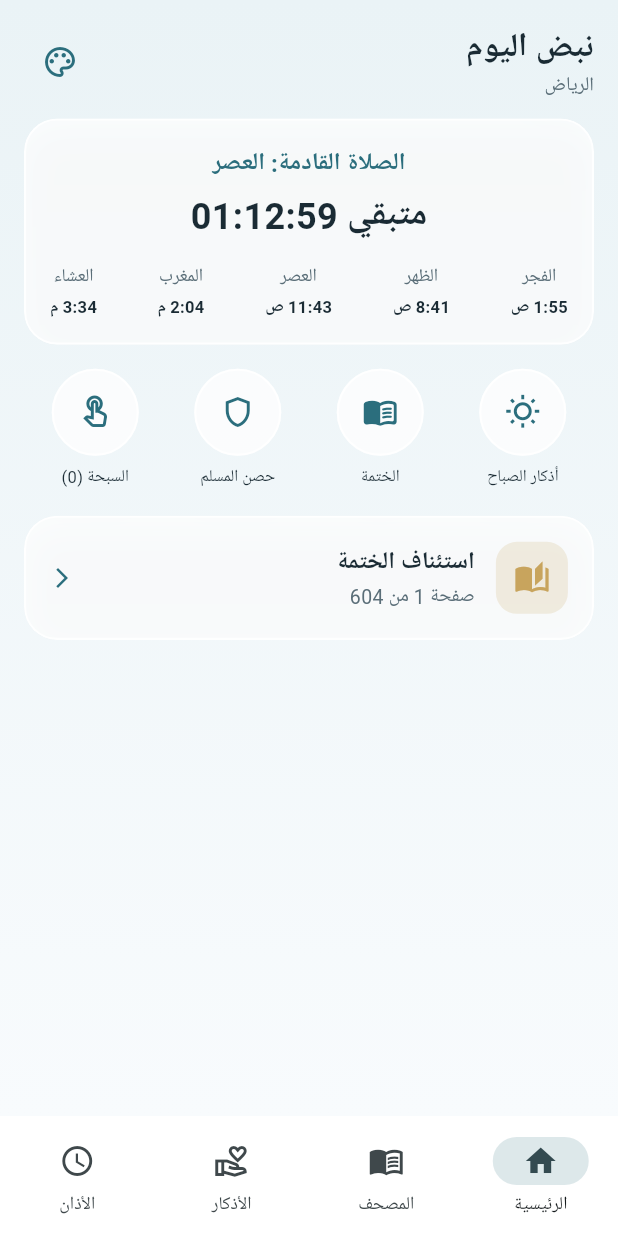
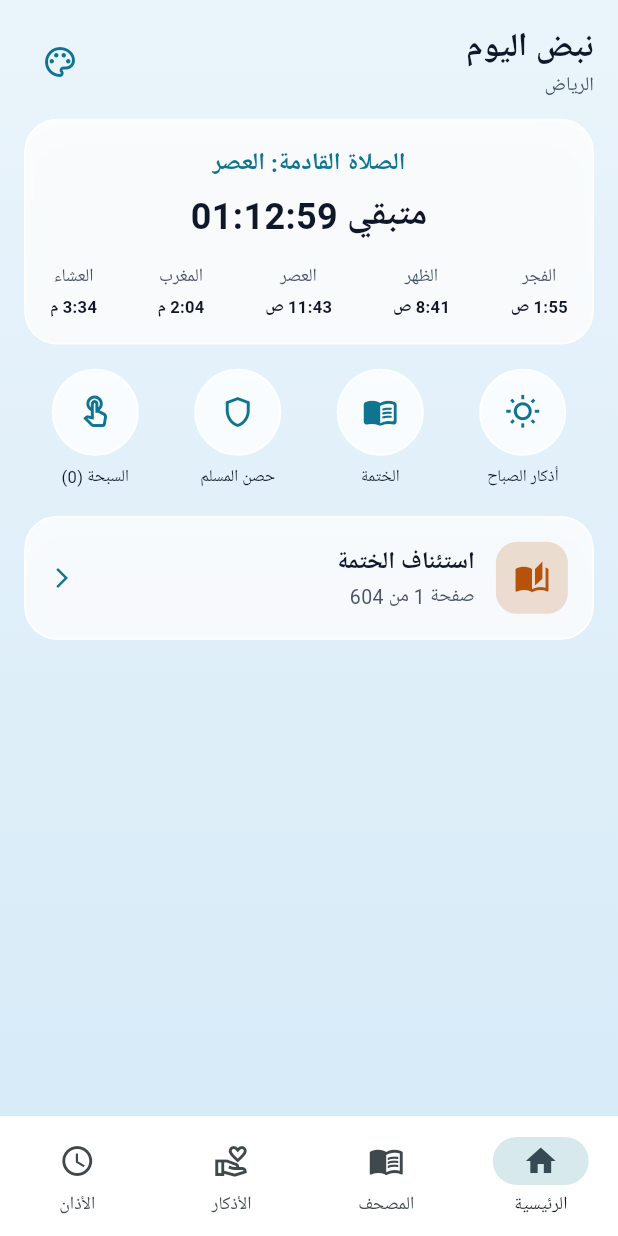
Before and after one commit to 5-boopfav/Quran-, a Flutter app: the screen it shows after launch, on a phone screen of 412 x 824 dp. Run offline on Flutter 3.47's test engine with Material 3 defaults, Android fonts, the phone set to English and light mode, and no system bars; our stand-ins replace adhan, geolocator, shared_preferences; network calls fail.

Commit message:
Refactor theme models and update palette styles

```diff
--- a/lib/core/theme/theme_models.dart
+++ b/lib/core/theme/theme_models.dart
@@ -1,15 +1,15 @@
 import 'package:flutter/material.dart';
 
 enum AppThemeStyle {
-  skyLight,   // السماوي المشرق (الأساسي للشكل 2)
-  warmPaper,  // الورقي الدافئ
-  glassNight, // الليلي الزجاجي
+  skyLight,
+  warmPaper,
+  glassNight,
 }
 
 enum MushafPageThemeStyle {
-  classicCream, // ورق المصحف الكلاسيكي
-  brightWhite,  // ورق ناصع مشرق
-  nightMode,    // الوضع الليلي للمصحف
+  classicCream,
+  brightPaper,
+  nightReading,
 }
 
 class AppThemePalette {
@@ -17,10 +17,10 @@ class AppThemePalette {
   final bool isDark;
   final Color backgroundStart;
   final Color backgroundEnd;
+  final Color glassFill;
+  final Color glassBorder;
   final Color primaryColor;
   final Color accentGold;
-  final Color glassFill;
-  final Color glassBorder;
   final Color textPrimary;
   final Color textSecondary;
 
@@ -29,117 +29,100 @@ class AppThemePalette {
     required this.isDark,
     required this.backgroundStart,
     required this.backgroundEnd,
+    required this.glassFill,
+    required this.glassBorder,
     required this.primaryColor,
     required this.accentGold,
-    required this.glassFill,
-    required this.glassBorder,
     required this.textPrimary,
     required this.textSecondary,
   });
 
-  static const AppThemePalette skyLight = AppThemePalette(
-    name: 'السماوي المشرق',
-    isDark: false,
-    backgroundStart: Color(0xFFEAF3F6),
-    backgroundEnd: Color(0xFFF8FBFD),
-    primaryColor: Color(0xFF2B6E7D),
-    accentGold: Color(0xFFC8A45D),
-    glassFill: Color(0xB8FFFFFF),
-    glassBorder: Color(0xE6FFFFFF),
-    textPrimary: Color(0xFF1A2B34),
-    textSecondary: Color(0xFF5A6E78),
-  );
-
-  static const AppThemePalette warmPaper = AppThemePalette(
-    name: 'الورقي الدافئ',
-    isDark: false,
-    backgroundStart: Color(0xFFF5EFE2),
-    backgroundEnd: Color(0xFFFCF9F2),
-    primaryColor: Color(0xFF4A6B5D),
-    accentGold: Color(0xFFB88B3A),
-    glassFill: Color(0xC2FFFDF8),
-    glassBorder: Color(0xE6FFF8E7),
-    textPrimary: Color(0xFF26231E),
-    textSecondary: Color(0xFF696154),
-  );
-
-  static const AppThemePalette glassNight = AppThemePalette(
-    name: 'الليلي الزجاجي',
-    isDark: true,
-    backgroundStart: Color(0xFF0D1821),
-    backgroundEnd: Color(0xFF152634),
-    primaryColor: Color(0xFF56A3B6),
-    accentGold: Color(0xFFD6B268),
-    glassFill: Color(0x26FFFFFF),
-    glassBorder: Color(0x38FFFFFF),
-    textPrimary: Color(0xFFF2F6F8),
-    textSecondary: Color(0xFFA4B7C2),
-  );
-
-  static AppThemePalette fromStyle(AppThemeStyle style) {
+  factory AppThemePalette.fromStyle(AppThemeStyle style) {
     switch (style) {
       case AppThemeStyle.skyLight:
-        return skyLight;
+        return const AppThemePalette(
+          name: 'السماء المشرقة (Sky Light)',
+          isDark: false,
+          backgroundStart: Color(0xFFEAF4FB),
+          backgroundEnd: Color(0xFFD7EBF8),
+          glassFill: Color(0xCCFFFFFF),
+          glassBorder: Color(0x99FFFFFF),
+          primaryColor: Color(0xFF0E7490),
+          accentGold: Color(0xFFB45309),
+          textPrimary: Color(0xFF0F172A),
+          textSecondary: Color(0xFF475569),
+        );
       case AppThemeStyle.warmPaper:
-        return warmPaper;
+        return const AppThemePalette(
+          name: 'الورق الدافئ (Warm Paper)',
+          isDark: false,
+          backgroundStart: Color(0xFFFAF4E8),
+          backgroundEnd: Color(0xFFF1E4CE),
+          glassFill: Color(0xCCFFFDF9),
+          glassBorder: Color(0x99FFFFFF),
+          primaryColor: Color(0xFF15803D),
+          accentGold: Color(0xFFA16207),
+          textPrimary: Color(0xFF1C1917),
+          textSecondary: Color(0xFF57534E),
+        );
       case AppThemeStyle.glassNight:
-        return glassNight;
+        return const AppThemePalette(
+          name: 'الليل الزجاجي (Glass Night)',
+          isDark: true,
+          backgroundStart: Color(0xFF0B1722),
+          backgroundEnd: Color(0xFF132636),
+          glassFill: Color(0x661E3548),
+          glassBorder: Color(0x44FFFFFF),
+          primaryColor: Color(0xFF22D3EE),
+          accentGold: Color(0xFFFBBF24),
+          textPrimary: Color(0xFFF8FAFC),
+          textSecondary: Color(0xFFCBD5E1),
+        );
     }
   }
 }
 
 class MushafPagePalette {
   final String name;
-  final bool isDark;
   final Color pageBackground;
+  final Color quranTextColor;
+  final Color headerFooterColor;
   final Color borderGold;
-  final Color headerFooterColor;
-  final Color quranTextColor;
 
   const MushafPagePalette({
     required this.name,
-    required this.isDark,
     required this.pageBackground,
+    required this.quranTextColor,
+    required this.headerFooterColor,
     required this.borderGold,
-    required this.headerFooterColor,
-    required this.quranTextColor,
   });
 
-  static const MushafPagePalette classicCream = MushafPagePalette(
-    name: 'ورق المصحف الكلاسيكي',
-    isDark: false,
-    pageBackground: Color(0xFFFAF2DC),
-    borderGold: Color(0xFFC49A45),
-    headerFooterColor: Color(0xFF6F5B35),
-    quranTextColor: Color(0xFF1E1A14),
-  );
-
-  static const MushafPagePalette brightWhite = MushafPagePalette(
-    name: 'ورق ناصع مشرق',
-    isDark: false,
-    pageBackground: Color(0xFFFFFFFF),
-    borderGold: Color(0xFFB89652),
-    headerFooterColor: Color(0xFF52636B),
-    quranTextColor: Color(0xFF141C20),
-  );
-
-  static const MushafPagePalette nightMode = MushafPagePalette(
-    name: 'الوضع الليلي للمصحف',
-    isDark: true,
-    pageBackground: Color(0xFF141C22),
-    borderGold: Color(0xFF9C7E3E),
-    headerFooterColor: Color(0xFF9BB0BC),
-    quranTextColor: Color(0xFFEDE6D6),
-  );
-
-  static MushafPagePalette fromStyle(MushafPageThemeStyle style) {
+  factory MushafPagePalette.fromStyle(MushafPageThemeStyle style) {
     switch (style) {
       case MushafPageThemeStyle.classicCream:
-        return classicCream;
-      case MushafPageThemeStyle.brightWhite:
-        return brightWhite;
-      case MushafPageThemeStyle.nightMode:
-        return nightMode;
+        return const MushafPagePalette(
+          name: 'ورق المصحف الكلاسيكي',
+          pageBackground: Color(0xFFFAF3E0),
+          quranTextColor: Color(0xFF1E1B18),
+          headerFooterColor: Color(0xFF785A28),
+          borderGold: Color(0xFFC59B27),
+        );
+      case MushafPageThemeStyle.brightPaper:
+        return const MushafPagePalette(
+          name: 'ورق ناصع مريح',
+          pageBackground: Color(0xFFFFFFFF),
+          quranTextColor: Color(0xFF111827),
+          headerFooterColor: Color(0xFF0F766E),
+          borderGold: Color(0xFFD97706),
+        );
+      case MushafPageThemeStyle.nightReading:
+        return const MushafPagePalette(
+          name: 'قراءة ليلية هادئة',
+          pageBackground: Color(0xFF121C24),
+          quranTextColor: Color(0xFFF3F4F6),
+          headerFooterColor: Color(0xFFEAB308),
+          borderGold: Color(0xFF92702A),
+        );
     }
   }
 }
```
